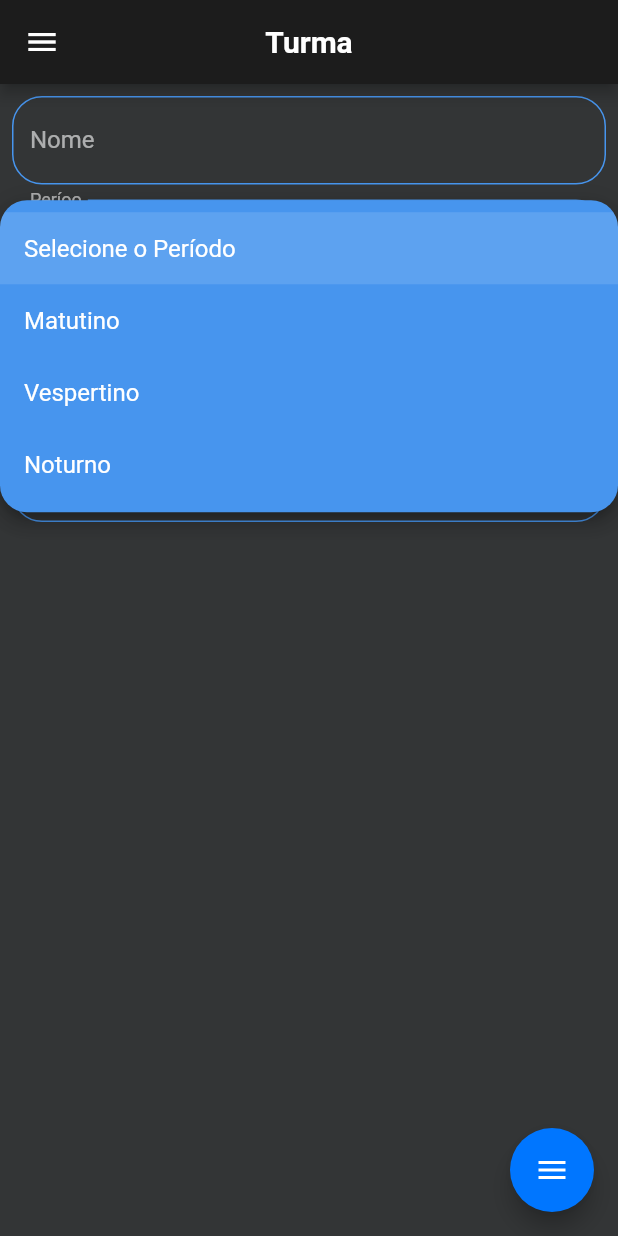
After one commit to MatheusGobo/trabalho_flutter, a Flutter app: the ClassPage screen opened directly, after a tap on "Período", on a phone screen of 412 x 824 dp. The commit adds this screen. Run offline on Flutter 3.47's test engine with Material 2 defaults, Android fonts, the phone set to English and light mode, and no system bars; drawn by our look-alikes of flutter_speed_dial; our stand-ins replace fluttertoast, hexcolor, mask_text_input_formatter, sqflite; accounts and stored records are empty; statements that could not run were skipped.

Commit message:
Crado page de cadastro de Turma

```diff
--- /dev/null
+++ b/lib/datasources/local/class_discipline_helper.dart
@@ -0,0 +1,61 @@
+import 'dart:convert';
+import 'package:sqflite/sqflite.dart';
+import 'package:trabalho_flutter/datasources/local/local.dart';
+import 'package:trabalho_flutter/models/models.dart';
+
+class ClassDisciplineHelper {
+  static const sqlCreate = '''
+    CREATE TABLE ${ClassDiscipline.table} (
+      ${ClassDiscipline.colId}             INTEGER PRIMARY KEY AUTOINCREMENT,
+      ${ClassDiscipline.colIdClass}        INTEGER,
+      ${ClassDiscipline.colIdDiscipline}   INTEGER,
+      FOREIGN KEY(${ClassDiscipline.colIdClass})      REFERENCES ${ClassMain.table}(${ClassMain.colId}),
+      FOREIGN KEY(${ClassDiscipline.colIdDiscipline}) REFERENCES ${Discipline.table}(${Discipline.colId})
+    )
+  ''';
+
+  Future<ClassDiscipline> insert(ClassDiscipline classDiscipline) async {
+    Database db = await LocalDatabase().db;
+
+    await db.insert(ClassDiscipline.table, classDiscipline.toMap());
+    return classDiscipline;
+  }
+
+
+  Future<int> update(ClassDiscipline classDiscipline) async {
+    Database db = await LocalDatabase().db;
+
+    return db.update(ClassDiscipline.table, classDiscipline.toMap(),
+        where: '${ClassDiscipline.colId} = ? ',
+        whereArgs: [classDiscipline.id]
+    );
+  }
+
+  Future<int> delete(int idClass) async {
+    Database db = await LocalDatabase().db;
+
+    return db.delete(ClassDiscipline.table,
+        where: '${ClassDiscipline.colIdClass} = ? ',
+        whereArgs: [idClass]
+    );
+  }
+
+  Future<List<ClassDiscipline>> getAll() async {
+    Database db = await LocalDatabase().db;
+
+    //List dados = await db.rawQuery('SELECT * FROM $editoraTabela');
+    List result = await db.query(ClassDiscipline.table);
+
+    return result.map((e) => ClassDiscipline.fromMap(e)).toList();
+  }
+
+  Future<String> getAllJson() async {
+    Database db = await LocalDatabase().db;
+
+    List result = await db.query(ClassDiscipline.table);
+
+    result.map((e) => ClassDiscipline.fromMap(e)).toList();
+
+    return jsonEncode(result);
+  }
+}
--- a/lib/datasources/local/discipline_helper.dart
+++ b/lib/datasources/local/discipline_helper.dart
@@ -1,3 +1,5 @@
+import 'dart:convert';
+
 import 'package:sqflite/sqflite.dart';
 import 'package:trabalho_flutter/datasources/local/local.dart';
 import 'package:trabalho_flutter/models/models.dart';
@@ -56,4 +58,14 @@ class DisciplineHelper {
     return dados.map((e) => Discipline.fromMap(e)).toList();
 
   }
+
+  Future<String> getAllJson() async {
+    Database db = await LocalDatabase().db;
+
+    List result = await db.query(Discipline.table);
+
+    result.map((e) => Discipline.fromMap(e)).toList();
+
+    return jsonEncode(result);
+  }
 }
--- a/lib/datasources/local/local.dart
+++ b/lib/datasources/local/local.dart
@@ -1,3 +1,5 @@
 export 'local_database.dart';
 export 'teacher_helper.dart';
 export 'discipline_helper.dart';
+export 'class_main_helper.dart';
+export 'class_discipline_helper.dart';
--- a/lib/main.dart
+++ b/lib/main.dart
@@ -20,11 +20,11 @@ class MyApp extends StatelessWidget {
       theme: ThemeClass.darkTheme,
       darkTheme: ThemeClass.darkTheme,
       home: const HomePage(),
-      localizationsDelegates: [
+      localizationsDelegates: const [
         GlobalMaterialLocalizations.delegate
       ],
-      supportedLocales: [
-        const Locale('pt')
+      supportedLocales: const [
+        Locale('pt')
       ],
     );
   }
--- /dev/null
+++ b/lib/models/class_discipline.dart
@@ -0,0 +1,29 @@
+class ClassDiscipline {
+  static const table           = 'classDiscipline';
+  static const colId           = 'id';
+  static const colIdClass      = 'id_class';
+  static const colIdDiscipline = 'id_discipline';
+
+  int?     id;
+  int      idClass;
+  int      idDiscipline;
+
+  ClassDiscipline({this.id, required this.idClass, required this.idDiscipline});
+
+  factory ClassDiscipline.fromMap(Map map) {
+    return ClassDiscipline(
+        id:           int.parse(map[colId].toString()),
+        idClass:      int.parse(map[colIdClass].toString()),
+        idDiscipline: int.parse(map[colIdDiscipline].toString()),
+    );
+  }
+
+  Map<String, dynamic> toMap() {
+    return {
+      colId           : id,
+      colIdClass      : idClass,
+      colIdDiscipline : idDiscipline,
+    };
+  }
+
+}
--- /dev/null
+++ b/lib/models/class_main.dart
@@ -0,0 +1,33 @@
+class ClassMain {
+  static const table        = 'classMain';
+  static const colId        = 'id';
+  static const colName      = 'name';
+  static const colRegime    = 'regime';
+  static const colPeriod    = 'periode';
+
+  int?     id;
+  String   name;
+  int      regime;
+  int      period;
+
+  ClassMain({this.id, required this.name, required this.regime, required this.period});
+
+  factory ClassMain.fromMap(Map map) {
+    return ClassMain(
+        id:     int.parse(map[colId].toString()),
+        name:   map[colName],
+        regime: int.parse(map[colRegime].toString()),
+        period: int.parse(map[colPeriod].toString())
+    );
+  }
+
+  Map<String, dynamic> toMap() {
+    return {
+      colId        : id,
+      colName      : name,
+      colRegime    : regime,
+      colPeriod    : period
+    };
+  }
+
+}
--- a/lib/models/models.dart
+++ b/lib/models/models.dart
@@ -1,2 +1,4 @@
 export 'teacher.dart';
 export 'discipline.dart';
+export 'class_main.dart';
+export 'class_discipline.dart';
--- /dev/null
+++ b/lib/ui/pages/class_page.dart
@@ -0,0 +1,381 @@
+import 'dart:convert';
+
+import 'package:flutter/material.dart';
+import 'package:flutter/services.dart';
+import 'package:fluttertoast/fluttertoast.dart';
+import 'package:mask_text_input_formatter/mask_text_input_formatter.dart';
+import 'package:trabalho_flutter/app_theme.dart';
+import 'package:trabalho_flutter/datasources/local/local.dart';
+import 'package:trabalho_flutter/ui/widget/widgets.dart';
+import '../../models/models.dart';
+
+class ClassPage extends StatefulWidget {
+  final ClassMain? classMain;
+
+  const ClassPage({this.classMain, Key? key}) : super(key: key);
+
+  @override
+  State<ClassPage> createState() => _ClassPageState();
+}
+
+class _ClassPageState extends State<ClassPage> {
+
+  final _disciplineHelper = DisciplineHelper();
+  final _classHelper = ClassMainHelper();
+  final _classDisciplineHelper = ClassDisciplineHelper();
+  final _nameController = TextEditingController();
+  final _formKey = GlobalKey<FormState>();
+
+  int? _periodoSelect;
+  bool _periodoVazio = false;
+  List dataPeriodo = [
+    {"id": 0, "name": "Selecione o Período"},
+    {"id": 1, "name": "Matutino"},
+    {"id": 2, "name": "Vespertino"},
+    {"id": 3, "name": "Noturno"}
+  ];
+
+  int? _regimeSelect;
+  bool _regimeVazio = false;
+  List dataRegime = [
+    {"id": 0, "name": "Selecione o Período"},
+    {"id": 1, "name": "Anual"},
+    {"id": 2, "name": "Semestral"}
+  ];
+
+  bool _disciplinesVazio = false;
+  List<String> disciplinesId = [];
+  List<String> disciplinesName = [];
+  List dataDiscipline = [];
+
+  Future getTeachers() async {
+    List result = json.decode(await _disciplineHelper.getAllJson());
+    setState(() {
+      dataDiscipline = result;
+    });
+  }
+
+  @override
+  void initState() {
+    super.initState();
+    getTeachers();
+
+    if (widget.classMain != null) {
+      _nameController.text = widget.classMain!.name;
+    }
+  }
+
+  @override
+  Widget build(BuildContext context) {
+    return Scaffold(
+        drawer: NavigationDrawerWidget(),
+        appBar: AppBar(
+          title: const Text('Turma'),
+          centerTitle: true,
+        ),
+        body: Padding(
+          padding: EdgeInsets.all(8),
+          child: Form(
+            key: _formKey,
+            child: Column(
+              children: [
+                TextInputApp(
+                  controller: _nameController,
+                  validator: (value) {
+                    return value!.isEmpty ? 'Informe o Nome da Turma' : null;
+                  },
+                  labelText: 'Nome',
+                  keyboardType: TextInputType.text,
+                  readOnly: false,
+                ),
+                const SizedBox(height: 10),
+                InputDecorator(
+                  decoration: InputDecoration(
+                    labelText: 'Períoo',
+                    errorText: _periodoVazio ? 'Informar o Período' : null,
+                    enabledBorder: OutlineInputBorder(
+                      borderRadius: BorderRadius.circular(20),
+                      borderSide: BorderSide(
+                        color: ThemeClass.secondColor,
+                      ),
+                    ),
+                    fillColor: Colors.white,
+                  ),
+                  child: SizedBox(
+                    height: 25,
+                    child: DropdownButton(
+                      enableFeedback: true,
+                      borderRadius: BorderRadius.circular(18),
+                      style: const TextStyle(
+                        fontSize: 16,
+                      ),
+                      focusColor: ThemeClass.primaryColor,
+                      dropdownColor: ThemeClass.secondColor,
+                      isExpanded: true,
+                      //icon: const Icon(Icons.people_outline),
+                      hint: const Text('Período'),
+                      underline: Container(),
+                      items: dataPeriodo.map((periodo) {
+                        return DropdownMenuItem(
+                          value: periodo['id'],
+                          child: Text(
+                            periodo['name'],
+                          ),
+                        );
+                      }).toList(),
+                      onChanged: (value) {
+                        setState(() {
+                          _periodoSelect = int.parse(value.toString());
+                          _periodoVazio = false;
+                        });
+                      },
+                      value: _periodoSelect,
+                    ),
+                  ),
+                ),
+                const SizedBox(height: 10),
+                InputDecorator(
+                  decoration: InputDecoration(
+                    labelText: 'Regime',
+                    errorText: _regimeVazio ? 'Informar o Regime' : null,
+                    enabledBorder: OutlineInputBorder(
+                      borderRadius: BorderRadius.circular(20),
+                      borderSide: BorderSide(
+                        color: ThemeClass.secondColor,
+                      ),
+                    ),
+                    fillColor: Colors.white,
+                  ),
+                  child: SizedBox(
+                    height: 25,
+                    child: DropdownButton(
+                      enableFeedback: true,
+                      borderRadius: BorderRadius.circular(18),
+                      style: const TextStyle(
+                        fontSize: 16,
+                      ),
+                      focusColor: ThemeClass.primaryColor,
+                      dropdownColor: ThemeClass.secondColor,
+                      isExpanded: true,
+                      //icon: const Icon(Icons.people_outline),
+                      hint: const Text('Regime'),
+                      underline: Container(),
+                      items: dataRegime.map((regime) {
+                        return DropdownMenuItem(
+                          value: regime['id'],
+                          child: Text(
+                            regime['name'],
+                          ),
+                        );
+                      }).toList(),
+                      onChanged: (value) {
+                        setState(() {
+                          _regimeSelect = int.parse(value.toString());
+                          _regimeVazio = false;
+                        });
+                      },
+                      value: _regimeSelect,
+                    ),
+                  ),
+                ),
+                const SizedBox(height: 10),
+                InputDecorator(
+                  decoration: InputDecoration(
+                    labelText: 'Disciplina',
+                    errorText: _disciplinesVazio ? 'Informar as Disciplinas' : null,
+                    enabledBorder: OutlineInputBorder(
+                      borderRadius: BorderRadius.circular(20),
+                      borderSide: BorderSide(
+                        color: ThemeClass.secondColor,
+                      ),
+                    ),
+                    fillColor: Colors.white,
+                  ),
+                  child: SizedBox(
+                    height: 25,
+                    child: DropdownButton(
+                      enableFeedback: true,
+                      borderRadius: BorderRadius.circular(18),
+                      style: const TextStyle(
+                        fontSize: 16,
+                      ),
+                      focusColor: ThemeClass.primaryColor,
+                      dropdownColor: ThemeClass.secondColor,
+                      isExpanded: true,
+                      //icon: const Icon(Icons.people_outline),
+                      hint: const Text('Disciplina'),
+                      underline: Container(),
+                    items: dataDiscipline.map((disciplina) {
+                        return DropdownMenuItem(
+                          value: disciplina['id'].toString(),
+                          enabled: false,
+                          child: StatefulBuilder(
+                            builder: (context, menuSetState) {
+                              final _isSelecId = disciplinesId.contains(disciplina['id'].toString());
+                              final _isSelecName = disciplinesName.contains(disciplina['name']);
+                              _disciplinesVazio = false;
+                              return InkWell(
+                                onTap: () {
+                                  _isSelecId ? disciplinesId.remove(disciplina['id'].toString())
+                                             : disciplinesId.add(disciplina['id'].toString());
+                                  _isSelecName ? disciplinesName.remove(disciplina['name'])
+                                               : disciplinesName.add(disciplina['name']);
+                                  //This rebuilds the StatefulWidget to update the button's text
+                                  setState(() {});
+                                  //This rebuilds the dropdownMenu Widget to update the check mark
+                                  menuSetState(() {});
+                                },
+                                child: Container(
+                                  height: double.infinity,
+                                  padding: const EdgeInsets.symmetric(
+                                      horizontal: 16.0),
+                                  child: Row(
+                                    children: [
+                                      _isSelecId
+                                          ? const Icon(Icons.check_box_outlined)
+                                          : const Icon(Icons.check_box_outline_blank),
+                                      const SizedBox(width: 16),
+                                      Text(
+                                        disciplina['name'],
+                                        style: const TextStyle(
+                                          fontSize: 14,
+                                        ),
+                                      ),
+                                    ],
+                                  ),
+                                ),
+                              );
+                            },
+                          ),
+                        );
+                      },
+                    ).toList(),
+                      onChanged: (value) {},
+                      value: disciplinesId.isEmpty ? null : disciplinesId.last,
+                      selectedItemBuilder: (context) {
+                        return dataDiscipline.map((item) {
+                            return Container(
+                              alignment: AlignmentDirectional.center,
+                              padding: const EdgeInsets.symmetric(horizontal: 16.0),
+                              child: Text(
+                                disciplinesName.join(', '),
+                                style: const TextStyle(
+                                  fontSize: 14,
+                                  overflow: TextOverflow.ellipsis,
+                                ),
+                                maxLines: 1,
+                              ),
+                            );
+                          },
+                        ).toList();
+                      },
+                    ),
+                  ),
+                ),/*
+                Text(disciplinesName.toString()),
+                SizedBox(height: 20,),
+                Text(disciplinesId.toString()),
+                */
+              ],
+            ),
+          ),
+        ),
+        floatingActionButton: FloatingButtonApp(
+          save: _save,
+          showDelete: widget.classMain != null,
+          delete: _askDelete,
+        ),
+    );
+  }
+
+  void _save() async {
+    if (_regimeSelect == 0) {
+      setState(() {
+        _regimeVazio = true;
+      });
+
+      return;
+    }
+
+    if (_periodoSelect == 0) {
+      setState(() {
+        _periodoVazio = true;
+      });
+
+      return;
+    }
+
+    if (disciplinesId.length == 0) {
+      setState(() {
+        _disciplinesVazio = true;
+      });
+
+      return;
+    }
+    if (_formKey.currentState!.validate()) {
+      if (widget.classMain == null) {
+        int classMainId = await _classHelper.insert(
+          ClassMain(
+            name: _nameController.text,
+            regime: _regimeSelect!,
+            period: _periodoSelect!
+          ),
+        );
+
+        print('2222   matheus hehehe : ' +  classMainId.toString());
+
+        disciplinesId.forEach((element) {
+          _classDisciplineHelper.insert(
+              ClassDiscipline(
+                  idClass: classMainId,
+                  idDiscipline: int.parse(element)),
+            );
+          },
+        );
+
+      } else {
+        widget.classMain!.name = _nameController.text;
+        widget.classMain!.regime = _regimeSelect!;
+        widget.classMain!.period = _periodoSelect!;
+
+        ClassMain classMain = await _classHelper.update(widget.classMain!);
+
+        _classDisciplineHelper.delete(classMain.id!);
+
+        for (var element in disciplinesId) {
+          _classDisciplineHelper.insert(
+            ClassDiscipline(
+                idClass: classMain.id!,
+                idDiscipline: int.parse(element)
+            ),
+          );
+        }
+      }
+
+      Fluttertoast.showToast(
+        msg: "Registro Salvo com Sucesso.",
+        toastLength: Toast.LENGTH_SHORT,
+        gravity: ToastGravity.BOTTOM,
+        timeInSecForIosWeb: 1,
+        backgroundColor: ThemeClass.fifthColor,
+        textColor: Colors.white,
+        fontSize: 16.0,
+      );
+      Navigator.pop(context);
+    }
+  }
+
+  void _askDelete() {
+    AlertMessage().deleteAlert(
+      context: context,
+      confirmDelete: _deleteClass,
+    );
+  }
+
+  void _deleteClass() {
+    _classDisciplineHelper.delete(widget.classMain!.id!);
+    _classHelper.delete(widget.classMain!);
+    Navigator.pop(context);
+    Navigator.pop(context);
+  }
+}
--- a/lib/ui/pages/discipline_page.dart
+++ b/lib/ui/pages/discipline_page.dart
@@ -17,7 +17,6 @@ class DisciplinePage extends StatefulWidget {
 }
 
 class _DisciplinePageState extends State<DisciplinePage> {
-  DateTime selectedDate = DateTime.now();
 
   final _disciplineHelper = DisciplineHelper();
   final _teacherHelper = TeacherHelper();
@@ -112,7 +111,9 @@ class _DisciplinePageState extends State<DisciplinePage> {
                       },
                       value: _teacherSelect,
                     ),
-                  )),
+                  ),
+              ),
+              Text(data.toString())
             ],
           ),
         ),
--- a/lib/ui/pages/pages.dart
+++ b/lib/ui/pages/pages.dart
@@ -1,3 +1,4 @@
 export 'home_page.dart';
 export 'teacher_page.dart';
 export 'discipline_page.dart';
+export 'class_page.dart';
--- a/lib/ui/pages/teacher_page.dart
+++ b/lib/ui/pages/teacher_page.dart
@@ -158,8 +158,7 @@ class _TeacherPageState extends State<TeacherPage> {
 
   void _save() {
     if (_formKey.currentState!.validate()) {
-      if (widget.teacher == null ||
-          _raController.text != widget.teacher!.ra.toString()) {
+      if (widget.teacher == null) {
         _teacherHelper.insert(
           Teacher(
             ra: int.parse(_raController.text),
```
Also changed, not shown: lib/datasources/local/class_main_helper.dart (added, +62 -0 lines), lib/datasources/local/local_database.dart (+8 -2 lines), lib/ui/pages/cards/card_discipline.dart (+9 -3 lines), lib/ui/pages/cards/card_teacher.dart (+22 -15 lines), lib/ui/widget/field_card_app.dart (+17 -22 lines), lib/ui/widget/navigation_drawer.dart (+8 -0 lines).
